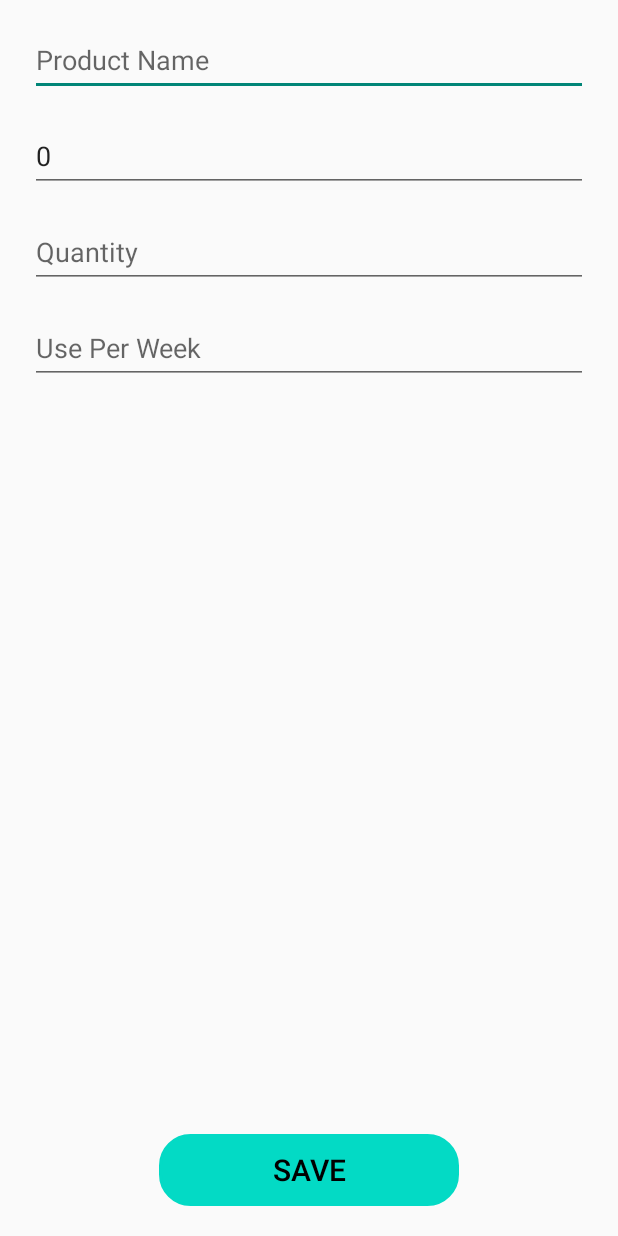
After one commit to ReyesJayMilson/SD4, an Android app: the ProductEditing screen opened directly, with no data from a screen before it, on a phone screen of 412 x 824 dp. The commit adds this screen. Run offline under Robolectric (Android 15) with nearby library versions, the phone set to English and light mode, and no system bars.

Commit message:
Product CRUD done

```diff
--- /dev/null
+++ b/app/src/main/java/com/example/pigeonbreedermanagementapplication/Product/ProductEditing.java
@@ -0,0 +1,87 @@
+package com.example.pigeonbreedermanagementapplication.Product;
+
+import android.os.Bundle;
+import android.view.View;
+import android.widget.ArrayAdapter;
+import android.widget.Button;
+import android.widget.EditText;
+import android.widget.Toast;
+
+import androidx.annotation.Nullable;
+import androidx.appcompat.app.AppCompatActivity;
+
+import com.example.pigeonbreedermanagementapplication.DatabaseHelper;
+import com.example.pigeonbreedermanagementapplication.R;
+
+
+public class ProductEditing extends AppCompatActivity {
+
+    private Button btSave;
+    private EditText etName, etPrice, etQuantity, etUsePerWeek;
+    private DatabaseHelper dbhelper;
+
+
+    @Override
+    protected void onCreate(@Nullable Bundle savedInstanceState) {
+        super.onCreate(savedInstanceState);
+
+        setContentView(R.layout.product_add);
+
+        dbhelper = new DatabaseHelper(ProductEditing.this);
+
+        btSave = findViewById(R.id.bt_SaveProduct);
+        etName = findViewById(R.id.et_ProductName);
+        etPrice = findViewById(R.id.et_ProductPrice);
+        etQuantity = findViewById(R.id.et_ProductQuantity);
+        etUsePerWeek = findViewById(R.id.et_UserPerWeek);
+
+
+        int oldtproductId = getIntent().getIntExtra("id", 0);
+        String oldname = getIntent().getStringExtra("name");
+        int oldprice = getIntent().getIntExtra("price", 0);
+        String oldquantity = getIntent().getStringExtra("quantity");
+        String olduseperweek = getIntent().getStringExtra("useperweek");
+
+        //setting the existing fields
+        etName.setText(oldname);
+        etPrice.setText(String.valueOf(oldprice));
+        etQuantity.setText(oldquantity);
+        etUsePerWeek.setText(olduseperweek);
+
+
+        btSave.setOnClickListener(new View.OnClickListener() {
+            @Override
+            public void onClick(View v) {
+
+
+                String name = etName.getText().toString();
+                String priceText = etPrice.getText().toString();
+                int price;
+                if (priceText.isEmpty()) {
+                    price = 0;
+                } else {
+                    price = Integer.parseInt(priceText);
+                }
+                String quantity = etQuantity.getText().toString();
+                String useperweek = etUsePerWeek.getText().toString();
+
+
+
+                if (name.equals("") || quantity.equals("")){
+                    Toast.makeText(ProductEditing.this, "Please input all the fields", Toast.LENGTH_SHORT).show();
+                } else {
+                    ProductGetSet products = new ProductGetSet(oldtproductId, name, price, quantity, useperweek);
+                    boolean success = dbhelper.editProduct(products);
+
+                    if (success) {
+
+                        Toast.makeText(ProductEditing.this, "Product saved", Toast.LENGTH_SHORT).show();
+                        finish();
+                    } else {
+                        Toast.makeText(ProductEditing.this, "Product not saved", Toast.LENGTH_SHORT).show();
+                    }
+                }
+            }
+        });
+    }
+}
--- a/app/src/main/java/com/example/pigeonbreedermanagementapplication/Transaction/TransactionRecViewAdapter.java
+++ b/app/src/main/java/com/example/pigeonbreedermanagementapplication/Transaction/TransactionRecViewAdapter.java
@@ -14,7 +14,6 @@ import androidx.cardview.widget.CardView;
 import androidx.recyclerview.widget.RecyclerView;
 
 import com.example.pigeonbreedermanagementapplication.DatabaseHelper;
-import com.example.pigeonbreedermanagementapplication.Pigeon.PigeonEditing;
 import com.example.pigeonbreedermanagementapplication.R;
 import com.google.android.material.bottomsheet.BottomSheetDialog;
 
--- /dev/null
+++ b/app/src/main/res/layout/product_add.xml
@@ -0,0 +1,72 @@
+<?xml version="1.0" encoding="utf-8"?>
+<ScrollView xmlns:android="http://schemas.android.com/apk/res/android"
+    android:layout_width="match_parent"
+    android:layout_height="match_parent"
+    android:fillViewport="true">
+
+    <RelativeLayout
+        android:layout_width="match_parent"
+        android:layout_height="match_parent"
+        android:gravity="bottom">
+
+
+        <EditText
+            android:layout_width="match_parent"
+            android:layout_height="48dp"
+            android:id="@+id/et_ProductName"
+            android:layout_centerHorizontal="true"
+            android:layout_marginHorizontal="20dp"
+            android:layout_marginTop="16dp"
+            android:hint="Product Name" />
+
+
+        <EditText
+            android:id="@+id/et_ProductPrice"
+            android:layout_width="match_parent"
+            android:layout_height="48dp"
+            android:hint="Price"
+            android:layout_below="@+id/et_ProductName"
+            android:inputType="number"
+            android:layout_centerHorizontal="true"
+            android:layout_marginHorizontal="20dp"
+            android:layout_marginTop="16dp"/>
+
+        <EditText
+            android:id="@+id/et_ProductQuantity"
+            android:layout_width="match_parent"
+            android:layout_height="48dp"
+            android:hint="Quantity"
+            android:layout_below="@+id/et_ProductPrice"
+            android:layout_centerHorizontal="true"
+            android:layout_marginHorizontal="20dp"
+            android:layout_marginTop="16dp"/>
+
+        <EditText
+            android:id="@+id/et_UserPerWeek"
+            android:layout_width="match_parent"
+            android:layout_height="48dp"
+            android:hint="Use Per Week"
+            android:layout_below="@+id/et_ProductQuantity"
+            android:layout_centerHorizontal="true"
+            android:layout_marginHorizontal="20dp"
+            android:layout_marginTop="16dp"/>
+
+
+
+
+        <Button
+            android:id="@+id/bt_SaveProduct"
+            android:layout_width="200dp"
+            android:layout_height="wrap_content"
+            android:layout_alignParentBottom="true"
+            android:layout_centerInParent="true"
+            android:layout_marginBottom="20dp"
+            android:background="@drawable/rectangular_border"
+            android:backgroundTint="@color/teal_200"
+            android:text="Save"
+            android:textColor="@color/black"
+            android:textSize="20sp" />
+
+
+    </RelativeLayout>
+</ScrollView>
```
Also changed, not shown: app/src/main/AndroidManifest.xml (+8 -0 lines), app/src/main/java/com/example/pigeonbreedermanagementapplication/DatabaseHelper.java (+100 -0 lines), app/src/main/java/com/example/pigeonbreedermanagementapplication/Product/ProductAdding.java (added, +73 -0 lines), app/src/main/java/com/example/pigeonbreedermanagementapplication/Product/ProductFragment.java (+47 -2 lines), app/src/main/java/com/example/pigeonbreedermanagementapplication/Product/ProductGetSet.java (added, +69 -0 lines), app/src/main/java/com/example/pigeonbreedermanagementapplication/Product/ProductRecViewAdapter.java (added, +134 -0 lines), app/src/main/res/layout/fragment_product.xml (+22 -5 lines), app/src/main/res/layout/product_bottom_sheet.xml (added, +71 -0 lines), app/src/main/res/layout/product_list_item.xml (added, +31 -0 lines).
